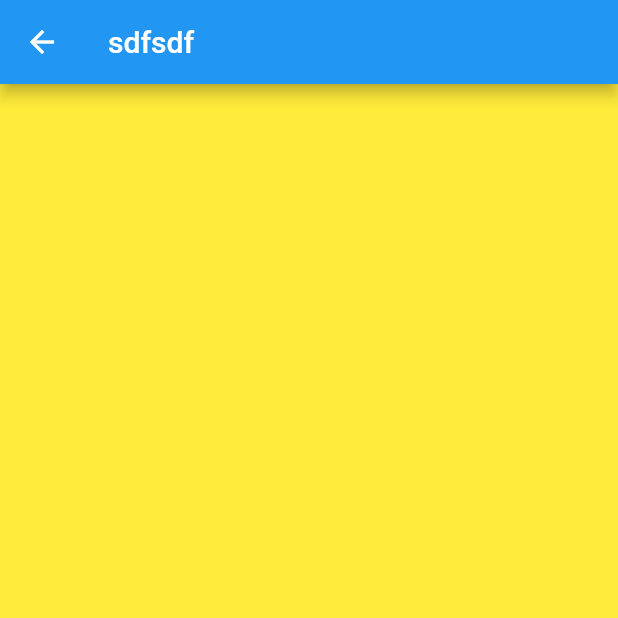
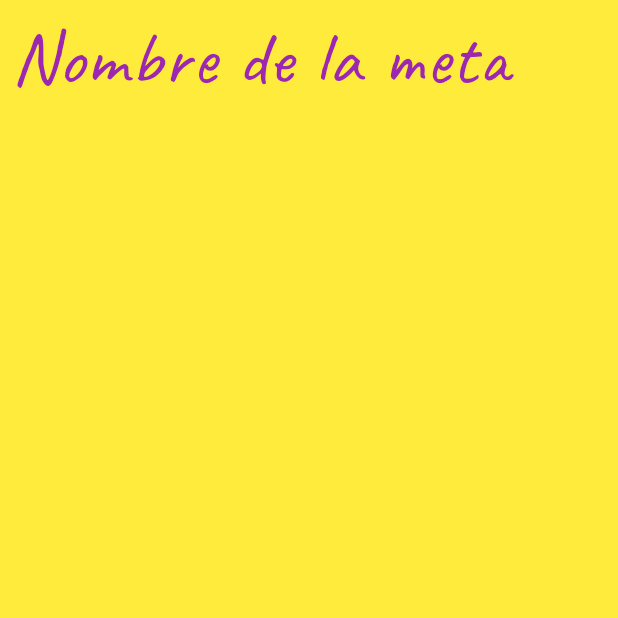
Before and after one commit to gpjrr/Agenda-App, a Flutter app: the EditorMetas screen opened by its route, on a phone screen of 412 x 824 dp, the top half of it. Run offline on Flutter 3.47's test engine with Material 2 defaults, Android fonts, the phone set to English and light mode, and no system bars; our stand-ins replace circular_countdown_timer, flutter_spinkit, weekday_selector; missing offline and left inert: dart:ffi.

Commit message:
errores versino

```diff
--- a/lib/EditorMetas.dart
+++ b/lib/EditorMetas.dart
@@ -25,8 +25,28 @@ class _EditorMetasState extends State<EditorMetas> {
         children: <Widget>[
           Scaffold(
             backgroundColor: Colors.yellow,
-            appBar: AppBar(
-              title: Text('sdfsdf'),
+            body: Builder(
+              builder: (context)=> Align(
+                alignment: Alignment.topCenter,
+                child: Container(
+                  padding:  EdgeInsets.all(7),
+                  child: ListView(
+                    children: <Widget>[
+                      Text(
+                        'Nombre de la meta',
+                        style: TextStyle(
+                          color: Colors.purple,
+                          fontSize: 50,
+                            letterSpacing: 1,
+                          //fontFamily: 'Bellota-BoldItalic',
+                          fontFamily: 'Caveat-Regular',
+                        ),
+                      ),
+
+                    ],
+                  ),
+                ),
+              ),
             ),
           ),
           Scaffold(
--- a/lib/EditorTareas.dart
+++ b/lib/EditorTareas.dart
@@ -67,6 +67,7 @@ class _EditorTareasState extends State<EditorTareas> {
         //print("===- $opcion");
       });
     }
+
     return Scaffold(
       backgroundColor: Color.fromRGBO(150,150,150, 1),
       appBar: AppBar(
@@ -183,7 +184,7 @@ class _EditorTareasState extends State<EditorTareas> {
       ),
       body: Builder(
         builder: (context)=>  Align(
-          alignment: Alignment.center,
+          alignment: Alignment.topCenter,
           child: Container(
             padding: EdgeInsets.all(7),
             child: ListView(
--- a/lib/Loading.dart
+++ b/lib/Loading.dart
@@ -11,6 +11,7 @@ class _LoadingState extends State<Loading> {
   List<Task> Tareas=new List();
 
   void llena() async{
+    // probando con algo vaio
     for(int i=1;i<=15;i++) {
 
       Tareas.add(
--- a/lib/Tiempo.dart
+++ b/lib/Tiempo.dart
@@ -27,7 +27,7 @@ class _CountDownTimerState extends State<CountDownTimer>
       print(" fin");
       controller.reset();
         Final=true;
-
+        controller.dispose();
     }
     return '$Horas:$Minutos:$Segundos';
   }
@@ -55,11 +55,8 @@ class _CountDownTimerState extends State<CountDownTimer>
       print("seg==$Segundos");
     }
     if( Final==true){
-      print('terminoo');
-      //Navigator.pop();
-      Navigator.pushReplacement(context, new MaterialPageRoute(
-          builder: (context) => new Resultado() )
-      );
+      WidgetsBinding.instance.addPostFrameCallback((_)=>Fun(context));
+
     }
     ThemeData themeData = Theme.of(context);
     return Scaffold(
@@ -193,3 +190,14 @@ class _CountDownTimerState extends State<CountDownTimer>
     );
   }
 }
+
+
+void Fun( BuildContext context ){
+
+    print('terminoo');
+    //Navigator.pop();
+    Navigator.pushReplacement(context, new MaterialPageRoute(
+        builder: (context) => new Resultado() )
+    );
+
+  }
--- a/pubspec.yaml
+++ b/pubspec.yaml
@@ -18,14 +18,14 @@ publish_to: 'none' # Remove this line if you wish to publish to pub.dev
 version: 1.0.0+1
 
 environment:
-  sdk: ">=2.7.0 <3.0.0"
+  sdk: ">=2.8.0 <3.0.0"
 
 dependencies:
   flutter:
     sdk: flutter
   flutter_spinkit: "^4.1.2"
-  weekday_selector: ^0.3.0
-  circular_countdown_timer: ^0.0.4
+  weekday_selector: ^0.4.0
+  circular_countdown_timer: ^0.0.7
   # The following adds the Cupertino Icons font to your application.
   # Use with the CupertinoIcons class for iOS style icons.
   cupertino_icons: ^0.1.3
```
Also changed, not shown: lib/Home.dart (indentation only), pubspec.lock. Lines whose indentation alone changed are shown as unchanged.
